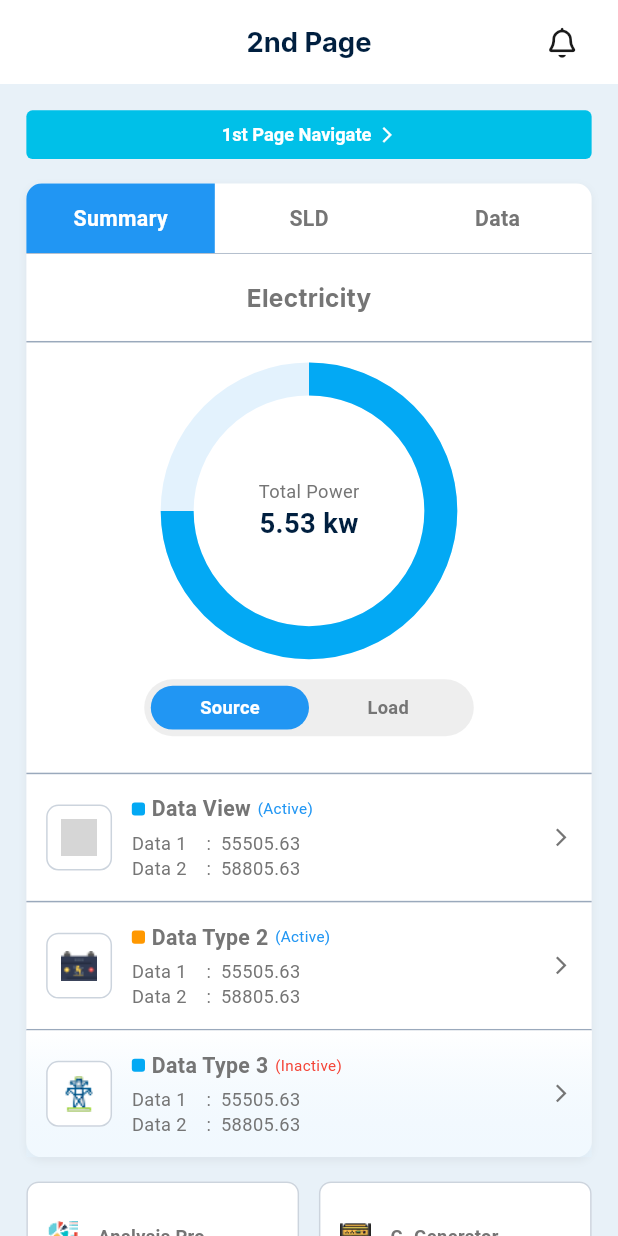
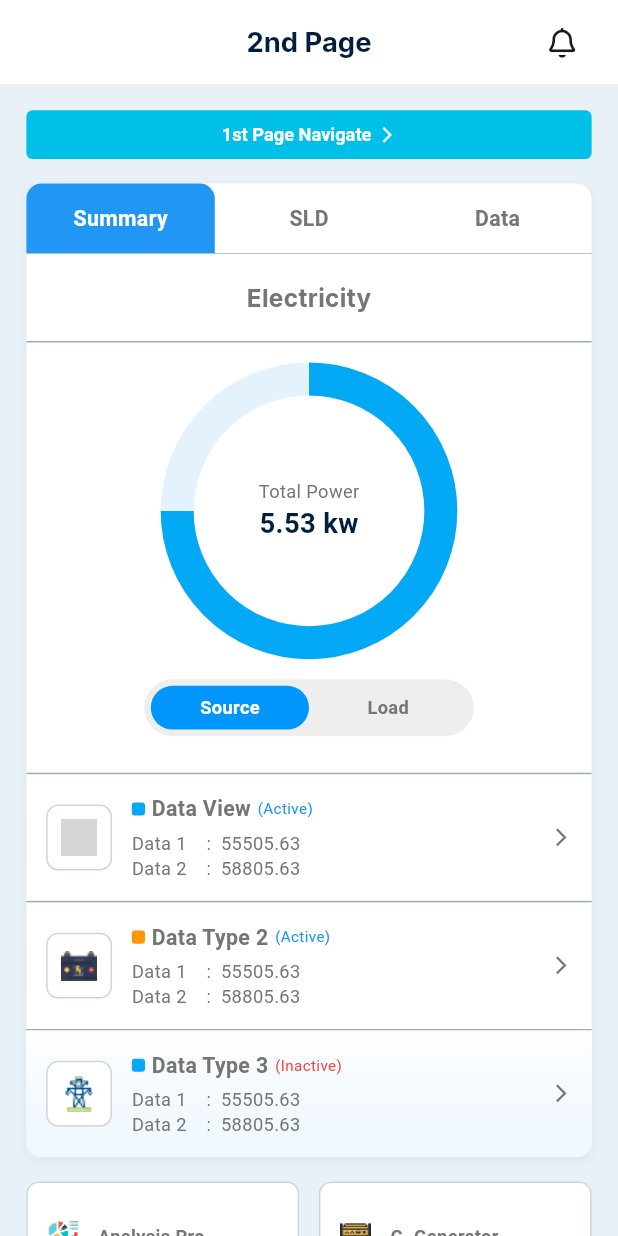
Before and after one commit to azizur-rahaman/scube-flutter-assignment, a Flutter app: the MonitoringDetailsPage screen opened by its route, on a phone screen of 412 x 824 dp. Run offline on Flutter 3.47's test engine with Material 3 defaults, Android fonts, the phone set to English and light mode, and no system bars; our stand-ins replace dartz, equatable, flutter_bloc, flutter_screenutil, font_awesome_flutter, get_it and 3 more; project files that could hold a hidden picture were left out; grey boxes are pictures that could not be loaded.

Commit message:
Refactor Page 2 to use AppStrings and AppColors

```diff
--- a/lib/core/constants/app_strings.dart
+++ b/lib/core/constants/app_strings.dart
@@ -45,4 +45,30 @@ class AppStrings {
   static const String todayEnergy = 'Today Energy';
   static const String prevMeterEnergy = 'Prev. Meter Energy';
   static const String livePower = 'Live Power';
+
+  // Page 2
+  static const String page2Title = '2nd Page';
+  static const String navigateBack = '1st Page Navigate';
+  static const String tabSummary = 'Summary';
+  static const String tabSld = 'SLD';
+  static const String tabData = 'Data';
+  static const String electricity = 'Electricity';
+  static const String totalPower = 'Total Power';
+  static const String source = 'Source';
+  static const String load = 'Load';
+  static const String dataView = 'Data View';
+  static const String dataType2 = 'Data Type 2';
+  static const String dataType3 = 'Data Type 3';
+  static const String active = 'Active';
+  static const String inactive = 'Inactive';
+  static const String data1 = 'Data 1    :  ';
+  static const String data2 = 'Data 2    :  ';
+
+  // Bottom Grid
+  static const String analysisPro = 'Analysis Pro';
+  static const String gGenerator = 'G. Generator';
+  static const String plantSummary = 'Plant Summery';
+  static const String naturalGas = 'Natural Gas';
+  static const String dGenerator = 'D. Generator';
+  static const String waterProcess = 'Water Process';
 }
--- a/lib/features/monitoring/presentation/pages/monitoring_details_page.dart
+++ b/lib/features/monitoring/presentation/pages/monitoring_details_page.dart
@@ -5,6 +5,7 @@ import 'package:go_router/go_router.dart';
 import 'package:google_fonts/google_fonts.dart';
 
 import '../../../../core/constants/app_sizes.dart';
+import '../../../../core/constants/app_strings.dart';
 import '../../../../core/theme/app_colors.dart';
 import '../../../../core/constants/asset_manager.dart';
 
@@ -17,7 +18,7 @@ class MonitoringDetailsPage extends StatelessWidget {
       backgroundColor: AppColors.lightBlueBg,
       appBar: AppBar(
         title: Text(
-          '2nd Page',
+          AppStrings.page2Title,
           style: GoogleFonts.inter(
             color: AppColors.textDarkBlue,
             fontSize: AppSizes.font18,
@@ -64,7 +65,7 @@ class MonitoringDetailsPage extends StatelessWidget {
                   mainAxisAlignment: MainAxisAlignment.center,
                   children: [
                     Text(
-                      '1st Page Navigate',
+                      AppStrings.navigateBack,
                       style: TextStyle(
                         fontSize: AppSizes.font12,
                         fontWeight: FontWeight.bold,
@@ -110,9 +111,9 @@ class MonitoringDetailsPage extends StatelessWidget {
                     ),
                     child: Row(
                       children: [
-                        _buildTab('Summary', true),
-                        _buildTab('SLD', false),
-                        _buildTab('Data', false),
+                        _buildTab(AppStrings.tabSummary, true),
+                        _buildTab(AppStrings.tabSld, false),
+                        _buildTab(AppStrings.tabData, false),
                       ],
                     ),
                   ),
@@ -121,7 +122,7 @@ class MonitoringDetailsPage extends StatelessWidget {
                   Padding(
                     padding: EdgeInsets.all(AppSizes.p16),
                     child: Text(
-                      'Electricity',
+                      AppStrings.electricity,
                       style: GoogleFonts.inter(
                         fontSize: AppSizes.font16,
                         fontWeight: FontWeight.bold,
@@ -152,14 +153,14 @@ class MonitoringDetailsPage extends StatelessWidget {
                         mainAxisSize: MainAxisSize.min,
                         children: [
                           Text(
-                            'Total Power',
+                            AppStrings.totalPower,
                             style: TextStyle(
                               fontSize: AppSizes.font12,
                               color: AppColors.textSecondary,
                             ),
                           ),
                           Text(
-                            '5.53 kw',
+                            '5.53 kw', // Dynamic value, keeping as is or could be string formatted
                             style: TextStyle(
                               fontSize: AppSizes.font18,
                               fontWeight: FontWeight.bold,
@@ -187,11 +188,12 @@ class MonitoringDetailsPage extends StatelessWidget {
                             padding: EdgeInsets.symmetric(vertical: 6.h),
                             alignment: Alignment.center,
                             decoration: BoxDecoration(
-                              color: Colors.blue,
+                              color: AppColors
+                                  .primaryBlue, // Used AppColors.primaryBlue
                               borderRadius: BorderRadius.circular(16),
                             ),
                             child: Text(
-                              'Source',
+                              AppStrings.source,
                               style: TextStyle(
                                 color: Colors.white,
                                 fontWeight: FontWeight.bold,
@@ -203,7 +205,7 @@ class MonitoringDetailsPage extends StatelessWidget {
                         Expanded(
                           child: Center(
                             child: Text(
-                              'Load',
+                              AppStrings.load,
                               style: TextStyle(
                                 color: AppColors.textSecondary,
                                 fontWeight: FontWeight.bold,
@@ -222,28 +224,28 @@ class MonitoringDetailsPage extends StatelessWidget {
                   _buildDataListItem(
                     AssetManager.dataViewIcon,
                     Colors.lightBlue,
-                    'Data View',
+                    AppStrings.dataView,
                     '55505.63',
                     '58805.63',
-                    'Active',
+                    AppStrings.active,
                   ),
                   Divider(height: 1, color: AppColors.inputBorder),
                   _buildDataListItem(
                     AssetManager.dataType2Icon,
                     Colors.orange,
-                    'Data Type 2',
+                    AppStrings.dataType2,
                     '55505.63',
                     '58805.63',
-                    'Active',
+                    AppStrings.active,
                   ),
                   Divider(height: 1, color: AppColors.inputBorder),
                   _buildDataListItem(
                     AssetManager.dataType3Icon,
                     Colors.lightBlue,
-                    'Data Type 3',
+                    AppStrings.dataType3,
                     '55505.63',
                     '58805.63',
-                    'Inactive',
+                    AppStrings.inactive,
                     isLast: true,
                   ),
                 ],
@@ -260,15 +262,30 @@ class MonitoringDetailsPage extends StatelessWidget {
               crossAxisSpacing: AppSizes.p12,
               mainAxisSpacing: AppSizes.p12,
               children: [
-                _buildGridItem(AssetManager.analysisProIcon, 'Analysis Pro'),
-                _buildGridItem(AssetManager.gGeneratorIcon, 'G. Generator'),
-                _buildGridItem(AssetManager.plantSummaryIcon, 'Plant Summery'),
-                _buildGridItem(AssetManager.naturalGasIcon, 'Natural Gas'),
+                _buildGridItem(
+                  AssetManager.analysisProIcon,
+                  AppStrings.analysisPro,
+                ),
                 _buildGridItem(
                   AssetManager.gGeneratorIcon,
-                  'D. Generator',
+                  AppStrings.gGenerator,
+                ),
+                _buildGridItem(
+                  AssetManager.plantSummaryIcon,
+                  AppStrings.plantSummary,
+                ),
+                _buildGridItem(
+                  AssetManager.naturalGasIcon,
+                  AppStrings.naturalGas,
+                ),
+                _buildGridItem(
+                  AssetManager.gGeneratorIcon,
+                  AppStrings.dGenerator,
                 ), // Reusing G Generator for D Generator as placeholder or if same icon
-                _buildGridItem(AssetManager.waterProcessIcon, 'Water Process'),
+                _buildGridItem(
+                  AssetManager.waterProcessIcon,
+                  AppStrings.waterProcess,
+                ),
               ],
             ),
             SizedBox(height: AppSizes.s24),
@@ -287,6 +304,7 @@ class MonitoringDetailsPage extends StatelessWidget {
           borderRadius: isActive
               ? BorderRadius.only(
                   topLeft: Radius.circular(AppSizes.r10),
+                  topRight: Radius.circular(AppSizes.r10),
                 ) // Visual fix approx
               : null,
         ),
```
